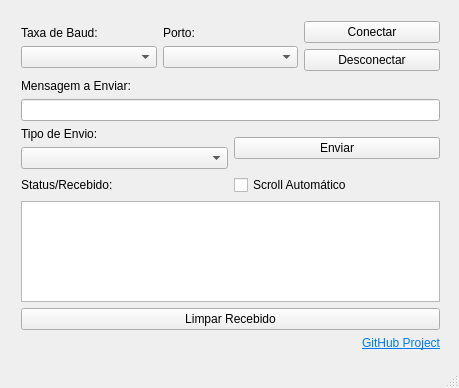
First picture: the form in mainwindow.ui, repository ProFL/QtSerialTerminal, before the edit.
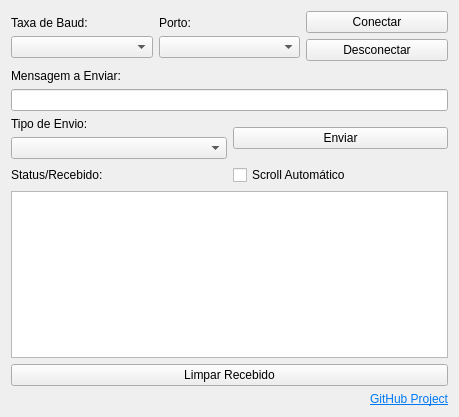
Second picture: the form after the edit.

Patch:
```diff
--- a/mainwindow.ui
+++ b/mainwindow.ui
@@ -7,9 +7,15 @@
     <x>0</x>
     <y>0</y>
     <width>459</width>
-    <height>388</height>
+    <height>417</height>
    </rect>
   </property>
+  <property name="minimumSize">
+   <size>
+    <width>459</width>
+    <height>417</height>
+   </size>
+  </property>
   <property name="windowTitle">
    <string>Terminal Serial</string>
   </property>
@@ -20,20 +26,13 @@
    <property name="layoutDirection">
     <enum>Qt::LeftToRight</enum>
    </property>
-   <widget class="QWidget" name="verticalLayoutWidget">
-    <property name="geometry">
-     <rect>
-      <x>10</x>
-      <y>10</y>
-      <width>441</width>
-      <height>351</height>
-     </rect>
-    </property>
     <layout class="QVBoxLayout" name="verticalLayout">
      <item>
-      <layout class="QHBoxLayout" name="horizontalLayout_3">
+     <layout class="QVBoxLayout" name="vLayoutFirst">
        <item>
-        <layout class="QVBoxLayout" name="verticalLayout_2">
+       <layout class="QHBoxLayout" name="hLayoutConnection">
+        <item>
+         <layout class="QVBoxLayout" name="vLayoutBaudRate">
          <property name="topMargin">
           <number>5</number>
          </property>
@@ -41,19 +40,19 @@
           <number>5</number>
          </property>
          <item>
-          <widget class="QLabel" name="label">
+           <widget class="QLabel" name="labelBaudRate">
            <property name="text">
             <string>Taxa de Baud:</string>
            </property>
           </widget>
          </item>
          <item>
-          <widget class="QComboBox" name="baudRateChoice"/>
+           <widget class="QComboBox" name="cbBoxBaud"/>
          </item>
         </layout>
        </item>
        <item>
-        <layout class="QVBoxLayout" name="verticalLayout_3">
+         <layout class="QVBoxLayout" name="vLayoutPortChoice">
          <property name="topMargin">
           <number>5</number>
          </property>
@@ -73,7 +72,7 @@
         </layout>
        </item>
        <item>
-        <layout class="QVBoxLayout" name="verticalLayout_5">
+         <layout class="QVBoxLayout" name="vLayoutConnectionButtons">
          <item>
           <widget class="QPushButton" name="connectButton">
            <property name="text">
@@ -93,17 +92,22 @@
       </layout>
      </item>
      <item>
-      <widget class="QLabel" name="label_3">
+       <layout class="QVBoxLayout" name="vLayoutSendMessage">
+        <property name="topMargin">
+         <number>0</number>
+        </property>
+        <item>
+         <widget class="QLabel" name="labelSendMessage">
        <property name="text">
         <string>Mensagem a Enviar:</string>
        </property>
       </widget>
      </item>
      <item>
-      <widget class="QLineEdit" name="sendMessage_LE"/>
+         <widget class="QLineEdit" name="lineEditSendMessage"/>
      </item>
      <item>
-      <layout class="QHBoxLayout" name="horizontalLayout_2">
+         <layout class="QHBoxLayout" name="hLayoutSending">
        <property name="topMargin">
         <number>0</number>
        </property>
@@ -130,20 +134,30 @@
        </item>
       </layout>
      </item>
+       </layout>
+      </item>
      <item>
-      <layout class="QHBoxLayout" name="horizontalLayout">
+       <layout class="QVBoxLayout" name="vLayoutIncoming">
        <property name="topMargin">
         <number>0</number>
        </property>
+        <property name="bottomMargin">
+         <number>0</number>
+        </property>
        <item>
-        <widget class="QLabel" name="label_4">
+         <layout class="QHBoxLayout" name="hLayoutReceiveLine">
+          <property name="topMargin">
+           <number>0</number>
+          </property>
+          <item>
+           <widget class="QLabel" name="labelStatusIncoming">
          <property name="text">
           <string>Status/Recebido:</string>
          </property>
         </widget>
        </item>
        <item>
-        <widget class="QCheckBox" name="automaticScrollCB">
+           <widget class="QCheckBox" name="chkBoxAutomaticScroll">
          <property name="text">
           <string>Scroll Automático</string>
          </property>
@@ -152,7 +166,7 @@
       </layout>
      </item>
      <item>
-      <widget class="QTextEdit" name="incoming_TE"/>
+         <widget class="QTextEdit" name="textEditIncoming"/>
      </item>
      <item>
       <widget class="QPushButton" name="clearButton">
@@ -161,8 +175,10 @@
        </property>
       </widget>
      </item>
+       </layout>
+      </item>
      <item>
-      <widget class="QLabel" name="label_6">
+       <widget class="QLabel" name="labelGitHub">
        <property name="text">
         <string>&lt;html&gt;&lt;head/&gt;&lt;body&gt;&lt;p&gt;&lt;a href=&quot;https://github.com/ProFL/QtSerialTerminal&quot;&gt;&lt;span style=&quot; text-decoration: underline; color:#007af4;&quot;&gt;GitHub Project&lt;/span&gt;&lt;/a&gt;&lt;/p&gt;&lt;/body&gt;&lt;/html&gt;</string>
        </property>
@@ -181,9 +197,9 @@
       </widget>
      </item>
     </layout>
-   </widget>
-  </widget>
-  <widget class="QStatusBar" name="statusBar"/>
+    </item>
+   </layout>
+  </widget>
  </widget>
  <layoutdefault spacing="6" margin="11"/>
  <resources/>
```
Left out of the diff: 16 changed lines with no effect on the pictures. Lines whose indentation alone changed are shown as unchanged.
